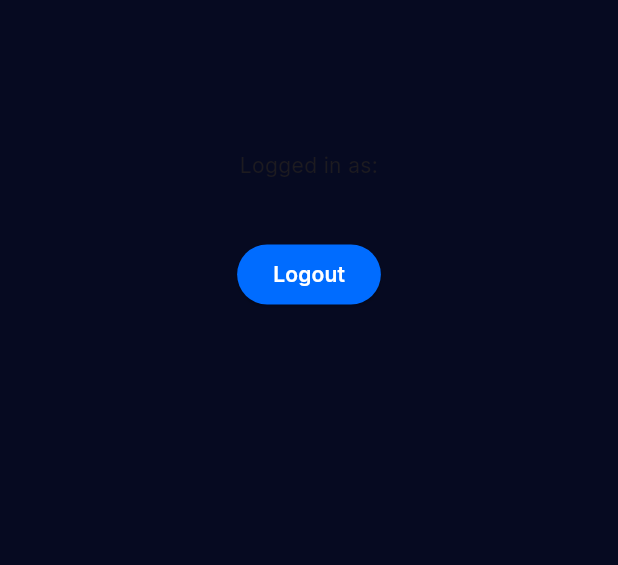
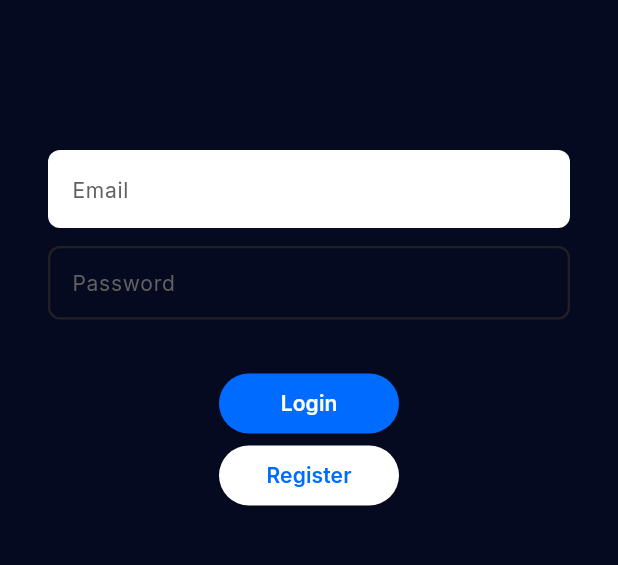
Before and after one commit to simaopsbarbosa/Inclui, a Flutter app: the LoginPage screen opened directly, on a phone screen of 412 x 824 dp, the part 378-943 px from its top. Run offline on Flutter 3.47's test engine with Material 3 defaults, Android fonts, the phone set to English and light mode, and no system bars; our stand-ins replace firebase_auth, firebase_core, firebase_database, geolocator, google_fonts; accounts and stored records are empty; generated files the repository leaves out were written again.

Commit message:
fixed login screen and profile page navigation

```diff
--- a/src/inclui/lib/login_page.dart
+++ b/src/inclui/lib/login_page.dart
@@ -13,17 +13,19 @@ class _LoginPageState extends State<LoginPage> {
   final TextEditingController _passwordController = TextEditingController();
   String? _errorMessage;
 
-  void _updateState() {
-    setState(() {});
-  }
-
   Future<void> _signIn() async {
     try {
       await _auth.signInWithEmailAndPassword(
-        email: _emailController.text,
+        email: _emailController.text.trim(),
         password: _passwordController.text,
       );
-      _updateState();
+      ScaffoldMessenger.of(context).showSnackBar(
+        SnackBar(
+          content: Text('Login successful'),
+          backgroundColor: Theme.of(context).primaryColor,
+        ),
+      );
+      Navigator.pop(context, true);
     } catch (e) {
       setState(() {
         _errorMessage = _formatFirebaseError(e);
@@ -34,10 +36,16 @@ class _LoginPageState extends State<LoginPage> {
   Future<void> _register() async {
     try {
       await _auth.createUserWithEmailAndPassword(
-        email: _emailController.text,
+        email: _emailController.text.trim(),
         password: _passwordController.text,
       );
-      _updateState();
+      ScaffoldMessenger.of(context).showSnackBar(
+        SnackBar(
+          content: Text('Registration successful'),
+          backgroundColor: Theme.of(context).primaryColor,
+        ),
+      );
+      Navigator.pop(context, true);
     } catch (e) {
       setState(() {
         _errorMessage = _formatFirebaseError(e);
@@ -45,18 +53,10 @@ class _LoginPageState extends State<LoginPage> {
     }
   }
 
-  Future<void> _signOut() async {
-    await _auth.signOut();
-    _updateState();
-  }
-
   @override
   Widget build(BuildContext context) {
-    User? user = _auth.currentUser;
-
     return Scaffold(
       appBar: AppBar(
-        iconTheme: IconThemeData(color: Colors.white),
         title: Text(
           'Authentication',
           style: GoogleFonts.inter(
@@ -66,6 +66,7 @@ class _LoginPageState extends State<LoginPage> {
           ),
         ),
         backgroundColor: Colors.transparent,
+        iconTheme: IconThemeData(color: Colors.white),
       ),
       body: SingleChildScrollView(
         padding: const EdgeInsets.all(32.0),
@@ -80,46 +81,6 @@ class _LoginPageState extends State<LoginPage> {
                 height: 64,
               ),
             ),
-            Center(
-              child: user != null
-                  ? Column(
-                      mainAxisAlignment: MainAxisAlignment.center,
-                      children: [
-                        Text(
-                          'Logged in as: ',
-                          textAlign: TextAlign.center,
-                          style: GoogleFonts.inter(
-                            fontSize: 14,
-                            fontWeight: FontWeight.w400,
-                          ),
-                        ),
-                        Text(
-                          '${user.email}',
-                          textAlign: TextAlign.center,
-                          style: GoogleFonts.inter(
-                            fontSize: 16,
-                            fontWeight: FontWeight.w700,
-                          ),
-                        ),
-                        SizedBox(height: 16),
-                        ElevatedButton(
-                          onPressed: _signOut,
-                          style: ElevatedButton.styleFrom(
-                            backgroundColor: Theme.of(context).primaryColor,
-                          ),
-                          child: Text(
-                            'Logout',
-                            style: GoogleFonts.inter(
-                                fontSize: 14,
-                                fontWeight: FontWeight.w600,
-                                color: Colors.white),
-                          ),
-                        ),
-                      ],
-                    )
-                  : Column(
-                      mainAxisAlignment: MainAxisAlignment.center,
-                      children: [
             TextField(
               controller: _emailController,
               decoration: InputDecoration(
@@ -127,26 +88,27 @@ class _LoginPageState extends State<LoginPage> {
                 fillColor: Colors.white,
                 hintText: 'Email',
                 hintStyle: GoogleFonts.inter(
-                                fontSize: 14, color: Colors.grey[700]),
+                  fontSize: 14,
+                  color: Colors.grey[700],
+                ),
                 border: OutlineInputBorder(
                   borderRadius: BorderRadius.circular(8),
                   borderSide: BorderSide.none,
                 ),
-                            contentPadding: EdgeInsets.symmetric(
-                                horizontal: 12, vertical: 14),
+                contentPadding:
+                    EdgeInsets.symmetric(horizontal: 12, vertical: 14),
               ),
               keyboardType: TextInputType.emailAddress,
             ),
             SizedBox(height: 12),
             TextField(
               controller: _passwordController,
-                          style: GoogleFonts.inter(
-                              fontSize: 14, color: Colors.white),
+              style: GoogleFonts.inter(fontSize: 14, color: Colors.white),
               decoration: InputDecoration(
                 filled: false,
                 hintText: 'Password',
-                            hintStyle: GoogleFonts.inter(
-                                fontSize: 14, color: Colors.grey[700]),
+                hintStyle:
+                    GoogleFonts.inter(fontSize: 14, color: Colors.grey[700]),
                 enabledBorder: OutlineInputBorder(
                   borderRadius: BorderRadius.circular(8),
                   borderSide: BorderSide(
@@ -161,8 +123,8 @@ class _LoginPageState extends State<LoginPage> {
                     width: 2,
                   ),
                 ),
-                            contentPadding: EdgeInsets.symmetric(
-                                horizontal: 12, vertical: 14),
+                contentPadding:
+                    EdgeInsets.symmetric(horizontal: 12, vertical: 14),
               ),
               obscureText: true,
             ),
@@ -170,8 +132,7 @@ class _LoginPageState extends State<LoginPage> {
             if (_errorMessage != null)
               Text(
                 _errorMessage!,
-                            style: GoogleFonts.inter(
-                                fontSize: 12, color: Colors.red),
+                style: GoogleFonts.inter(fontSize: 12, color: Colors.red),
               ),
             SizedBox(height: 16),
             Column(
@@ -179,9 +140,9 @@ class _LoginPageState extends State<LoginPage> {
                 ElevatedButton(
                   onPressed: _signIn,
                   style: ElevatedButton.styleFrom(
-                                  backgroundColor:
-                                      Theme.of(context).primaryColor,
-                                  minimumSize: Size(120, 40)),
+                    backgroundColor: Theme.of(context).primaryColor,
+                    minimumSize: Size(120, 40),
+                  ),
                   child: Text(
                     'Login',
                     style: GoogleFonts.inter(
@@ -194,7 +155,8 @@ class _LoginPageState extends State<LoginPage> {
                   onPressed: _register,
                   style: ElevatedButton.styleFrom(
                     backgroundColor: Colors.white,
-                                  minimumSize: Size(120, 40)),
+                    minimumSize: Size(120, 40),
+                  ),
                   child: Text(
                     'Register',
                     style: GoogleFonts.inter(
@@ -208,9 +170,6 @@ class _LoginPageState extends State<LoginPage> {
           ],
         ),
       ),
-          ],
-        ),
-      ),
     );
   }
 }
```
Also changed, not shown: src/inclui/lib/main.dart (+26 -35 lines). Lines whose indentation alone changed are shown as unchanged.
